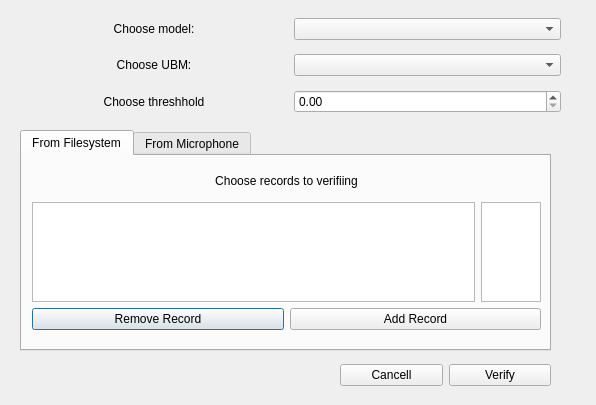
First picture: the form in windows/ModelVerificationWindow.ui, repository Erucolindo96/Native-Speaker, before the edit.
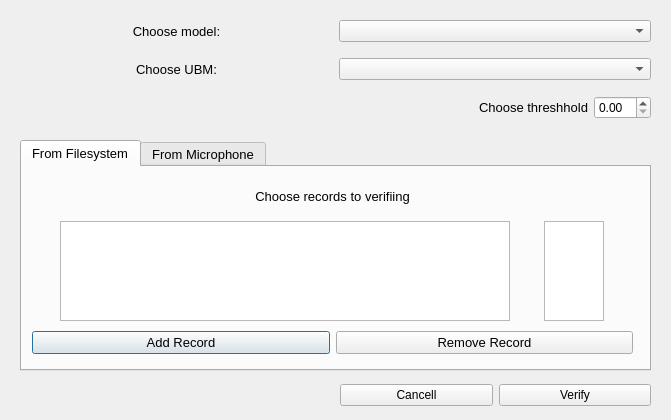
Second picture: the form after the edit. The open tabs and pages were chosen to show the change.

The edit to the form file:
```diff
--- a/windows/ModelVerificationWindow.ui
+++ b/windows/ModelVerificationWindow.ui
@@ -6,8 +6,8 @@
    <rect>
     <x>0</x>
     <y>0</y>
-    <width>596</width>
-    <height>405</height>
+    <width>671</width>
+    <height>420</height>
    </rect>
   </property>
   <property name="windowTitle">
@@ -18,8 +18,8 @@
     <rect>
      <x>20</x>
      <y>10</y>
-     <width>541</width>
-     <height>113</height>
+     <width>631</width>
+     <height>121</height>
     </rect>
    </property>
    <layout class="QVBoxLayout" name="verticalLayout">
@@ -27,6 +27,14 @@
      <layout class="QHBoxLayout" name="horizontalLayout">
       <item>
        <widget class="QLabel" name="label_model">
+        <property name="font">
+         <font>
+          <pointsize>10</pointsize>
+          <weight>50</weight>
+          <italic>false</italic>
+          <bold>false</bold>
+         </font>
+        </property>
         <property name="text">
          <string>Choose model:</string>
         </property>
@@ -44,6 +52,14 @@
      <layout class="QHBoxLayout" name="horizontalLayout_4">
       <item>
        <widget class="QLabel" name="label">
+        <property name="font">
+         <font>
+          <pointsize>10</pointsize>
+          <weight>50</weight>
+          <italic>false</italic>
+          <bold>false</bold>
+         </font>
+        </property>
         <property name="text">
          <string>Choose UBM:</string>
         </property>
@@ -59,8 +75,26 @@
     </item>
     <item>
      <layout class="QHBoxLayout" name="horizontalLayout_2">
+      <item>
+       <spacer name="horizontalSpacer">
+        <property name="orientation">
+         <enum>Qt::Horizontal</enum>
+        </property>
+        <property name="sizeHint" stdset="0">
+         <size>
+          <width>40</width>
+          <height>20</height>
+         </size>
+        </property>
+       </spacer>
+      </item>
       <item>
        <widget class="QLabel" name="label_threshold">
+        <property name="font">
+         <font>
+          <pointsize>10</pointsize>
+         </font>
+        </property>
         <property name="text">
          <string>Choose threshhold</string>
         </property>
@@ -70,7 +104,11 @@
        </widget>
       </item>
       <item>
-       <widget class="QDoubleSpinBox" name="doubleSpinBox_threshold"/>
+       <widget class="QDoubleSpinBox" name="doubleSpinBox_threshold">
+        <property name="singleStep">
+         <double>0.100000000000000</double>
+        </property>
+       </widget>
       </item>
      </layout>
     </item>
@@ -80,11 +118,19 @@
    <property name="geometry">
     <rect>
      <x>20</x>
-     <y>130</y>
-     <width>531</width>
-     <height>221</height>
+     <y>140</y>
+     <width>631</width>
+     <height>231</height>
     </rect>
    </property>
+   <property name="font">
+    <font>
+     <pointsize>10</pointsize>
+     <weight>50</weight>
+     <italic>false</italic>
+     <bold>false</bold>
+    </font>
+   </property>
    <property name="currentIndex">
     <number>1</number>
    </property>
@@ -97,8 +143,8 @@
       <rect>
        <x>10</x>
        <y>10</y>
-       <width>509</width>
-       <height>165</height>
+       <width>601</width>
+       <height>181</height>
       </rect>
      </property>
      <layout class="QVBoxLayout" name="verticalLayout_3">
@@ -122,6 +168,14 @@
           <height>30</height>
          </size>
         </property>
+        <property name="font">
+         <font>
+          <pointsize>10</pointsize>
+          <weight>50</weight>
+          <italic>false</italic>
+          <bold>false</bold>
+         </font>
+        </property>
         <property name="text">
          <string>Choose records to verifiing</string>
         </property>
@@ -186,13 +240,6 @@
       </item>
       <item>
        <layout class="QHBoxLayout" name="horizontalLayout_6">
-        <item>
-         <widget class="QPushButton" name="pushButton_remove_filesystem_2">
-          <property name="text">
-           <string>Remove Record</string>
-          </property>
-         </widget>
-        </item>
         <item>
          <widget class="QPushButton" name="pushButton_add_rec_filesystem_2">
           <property name="text">
@@ -200,6 +247,13 @@
           </property>
          </widget>
         </item>
+        <item>
+         <widget class="QPushButton" name="pushButton_remove_filesystem_2">
+          <property name="text">
+           <string>Remove Record</string>
+          </property>
+         </widget>
+        </item>
        </layout>
       </item>
      </layout>
@@ -327,8 +381,8 @@
    <property name="geometry">
     <rect>
      <x>340</x>
-     <y>360</y>
-     <width>211</width>
+     <y>380</y>
+     <width>311</width>
      <height>31</height>
     </rect>
    </property>
```
Left out of the diff: 25 changed lines with no effect on the pictures.
